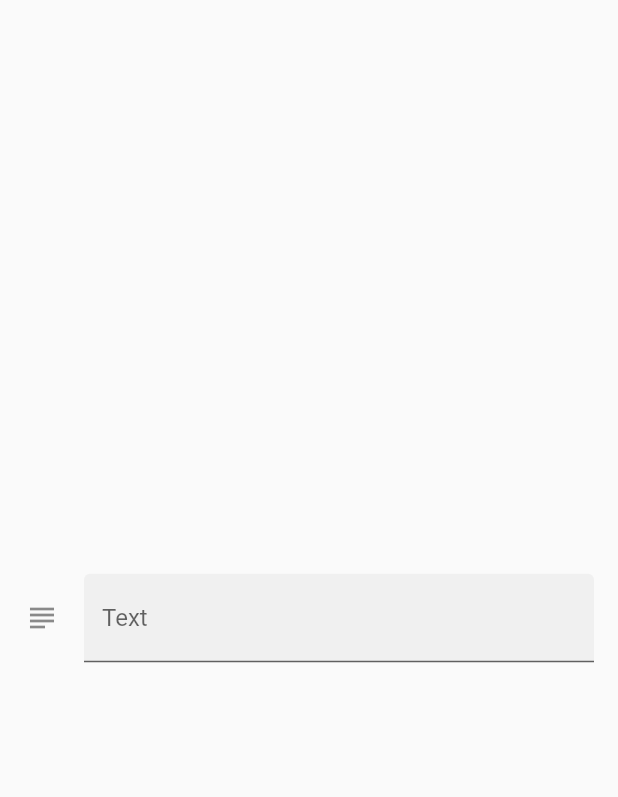
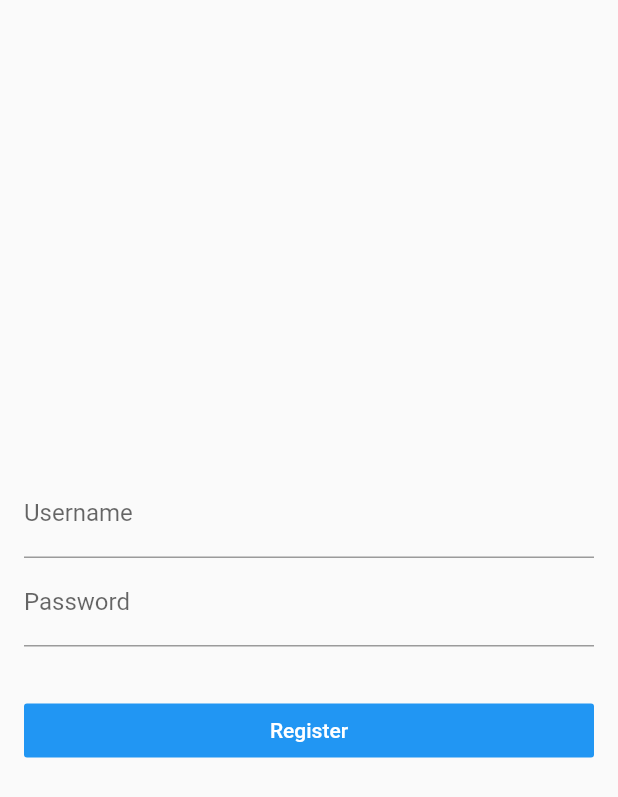
Before and after one commit to ShondaXX/flutter, a Flutter app: the screen it shows after launch, on a phone screen of 412 x 824 dp. Shown: the top 797 px of the screen. Run offline on Flutter 3.47's test engine with Material 2 defaults, Android fonts, the phone set to English and light mode, and no system bars.

Commit message:
Form : 表单小部件    TextFormField : 表单输入框小部件

```diff
--- a/lib/demo/form_demo.dart
+++ b/lib/demo/form_demo.dart
@@ -13,10 +13,76 @@ class FormDemo extends StatelessWidget {
           child: Column(
             mainAxisAlignment: MainAxisAlignment.center,
             children: <Widget>[
-              TextFieldDemo()
+              RegisterForm()
             ],
           ),
         ),
+      ),
+    );
+  }
+}
+
+class RegisterForm extends StatefulWidget {
+  @override
+  _RegisterFormState createState() => _RegisterFormState();
+}
+
+class _RegisterFormState extends State<RegisterForm> {
+  final registerFormKey = GlobalKey<FormState>();
+  String username,passwrod;
+
+  void submitRegisterForm (){
+    registerFormKey.currentState.save();//保存表单内容
+
+    debugPrint('$username : $passwrod');
+
+  }
+
+  @override
+  Widget build(BuildContext context) {
+    return Form(//表单小部件
+      key: registerFormKey,
+      child: Column(//竖排小部件
+        children: <Widget>[
+          TextFormField(//表单输入框小部件
+            decoration: InputDecoration(//输入框装饰小部件
+              labelText: "Username"
+            ),
+            onSaved: (value){
+              setState(() {
+               username = value;
+              });
+            },
+          ),
+          TextFormField(//表单小部件
+            obscureText: true,//隐藏输入文字
+            decoration: InputDecoration(//输入框装饰小部件
+              labelText: "Password"
+            ),
+            onSaved: (value){
+              setState(() {
+               passwrod = value;
+              });
+            },
+          ),
+          SizedBox(//小盒子小部件
+            height: 32.0,
+          ),
+          Container(
+            width: double.infinity,
+            child: RaisedButton(//按钮小部件
+              color: Theme.of(context).accentColor,
+              child: Text(
+                "Register",
+                style: TextStyle(
+                  color: Colors.white
+                ),
+              ),
+              elevation: 0.0,
+              onPressed: submitRegisterForm,
+            ),
+          )
+        ],
       ),
     );
   }
```
